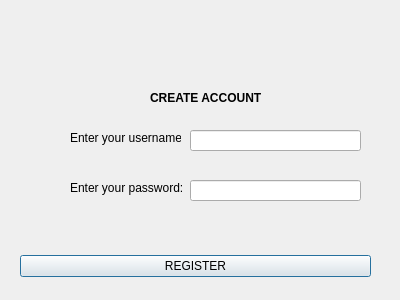
Above: POO---DB-Engine/CLIENT/SignUpWindow.ui from stefanungureanu04/POO---DB-Engine before the change. Below: the same form after it.
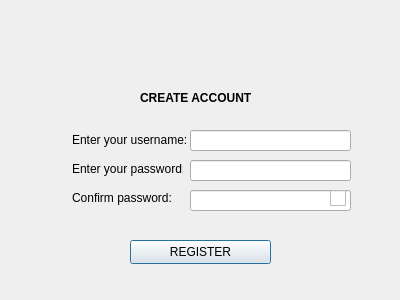
That is the form after the change. Icons and pictures are not drawn.

The edit to the form file:
```diff
--- a/POO---DB-Engine/CLIENT/SignUpWindow.ui
+++ b/POO---DB-Engine/CLIENT/SignUpWindow.ui
@@ -13,37 +13,12 @@
   <property name="windowTitle">
    <string>REGISTRATION</string>
   </property>
-  <widget class="QWidget" name="layoutWidget">
-   <property name="geometry">
-    <rect>
-     <x>20</x>
-     <y>250</y>
-     <width>351</width>
-     <height>33</height>
-    </rect>
-   </property>
-   <layout class="QHBoxLayout">
-    <property name="spacing">
-     <number>6</number>
-    </property>
-    <property name="margin" stdset="0">
-     <number>0</number>
-    </property>
-    <item>
-     <widget class="QPushButton" name="registerButton">
-      <property name="text">
-       <string>REGISTER</string>
-      </property>
-     </widget>
-    </item>
-   </layout>
-  </widget>
   <widget class="QLabel" name="label">
    <property name="geometry">
     <rect>
-     <x>70</x>
-     <y>130</y>
-     <width>111</width>
+     <x>72</x>
+     <y>132</y>
+     <width>116</width>
      <height>16</height>
     </rect>
    </property>
@@ -54,9 +29,9 @@
   <widget class="QLabel" name="label_2">
    <property name="geometry">
     <rect>
-     <x>70</x>
-     <y>180</y>
-     <width>121</width>
+     <x>72</x>
+     <y>161</y>
+     <width>111</width>
      <height>16</height>
     </rect>
    </property>
@@ -69,7 +44,7 @@
     <rect>
      <x>190</x>
      <y>130</y>
-     <width>171</width>
+     <width>161</width>
      <height>21</height>
     </rect>
    </property>
@@ -78,8 +53,8 @@
    <property name="geometry">
     <rect>
      <x>190</x>
-     <y>180</y>
-     <width>171</width>
+     <y>160</y>
+     <width>161</width>
      <height>21</height>
     </rect>
    </property>
@@ -87,7 +62,7 @@
   <widget class="QLabel" name="label_4">
    <property name="geometry">
     <rect>
-     <x>150</x>
+     <x>140</x>
      <y>90</y>
      <width>121</width>
      <height>16</height>
@@ -107,7 +82,7 @@
     <rect>
      <x>150</x>
      <y>10</y>
-     <width>101</width>
+     <width>90</width>
      <height>71</height>
     </rect>
    </property>
@@ -121,6 +96,79 @@
     <pixmap>Images/profile_image_size.jpg</pixmap>
    </property>
   </widget>
+  <widget class="QLabel" name="label_5">
+   <property name="geometry">
+    <rect>
+     <x>72</x>
+     <y>190</y>
+     <width>99</width>
+     <height>16</height>
+    </rect>
+   </property>
+   <property name="text">
+    <string>Confirm password:</string>
+   </property>
+  </widget>
+  <widget class="QLineEdit" name="confirmationPasswordEdit">
+   <property name="geometry">
+    <rect>
+     <x>190</x>
+     <y>190</y>
+     <width>161</width>
+     <height>21</height>
+    </rect>
+   </property>
+  </widget>
+  <widget class="QCheckBox" name="showPasswordCheckBox">
+   <property name="geometry">
+    <rect>
+     <x>330</x>
+     <y>190</y>
+     <width>22</width>
+     <height>16</height>
+    </rect>
+   </property>
+   <property name="styleSheet">
+    <string notr="true">QCheckBox::indicator {
+    width: 16px;
+    height: 16px;
+}
+
+QCheckBox::indicator:unchecked {
+    image: url(:/CLIENT/Images/hide_password.jpg);
+}
+
+QCheckBox::indicator:checked {
+    image: url(:/CLIENT/Images/show_password.jpg);
+}</string>
+   </property>
+   <property name="text">
+    <string/>
+   </property>
+  </widget>
+  <widget class="QWidget" name="widget" native="true">
+   <property name="geometry">
+    <rect>
+     <x>-10</x>
+     <y>220</y>
+     <width>93</width>
+     <height>42</height>
+    </rect>
+   </property>
+  </widget>
+  <widget class="QPushButton" name="registerButton">
+   <property name="geometry">
+    <rect>
+     <x>130</x>
+     <y>240</y>
+     <width>141</width>
+     <height>24</height>
+    </rect>
+   </property>
+   <property name="text">
+    <string>REGISTER</string>
+   </property>
+  </widget>
  </widget>
  <resources/>
  <connections/>
```
